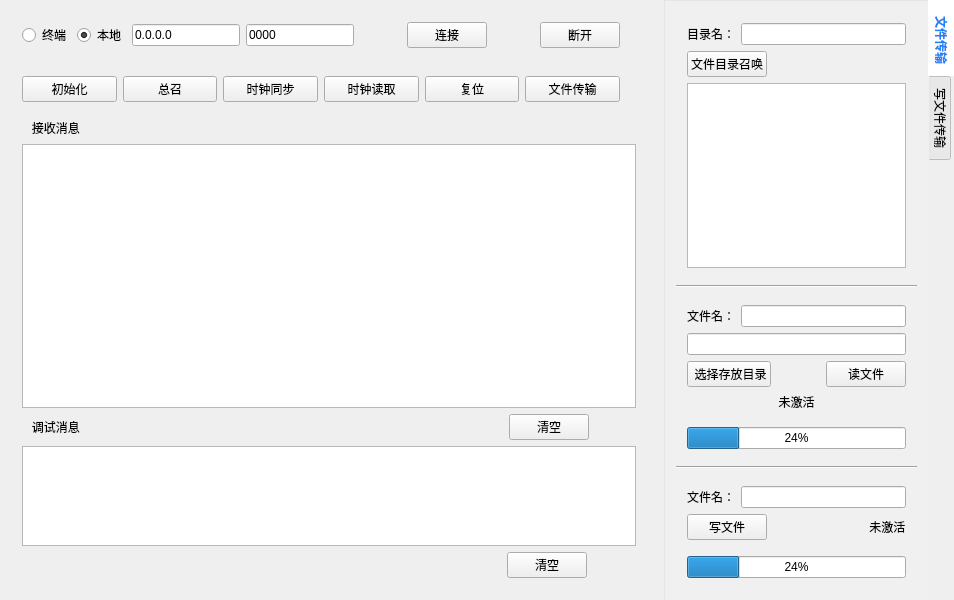
jsx-web/app, file Test1/widget.ui: the form before one commit.
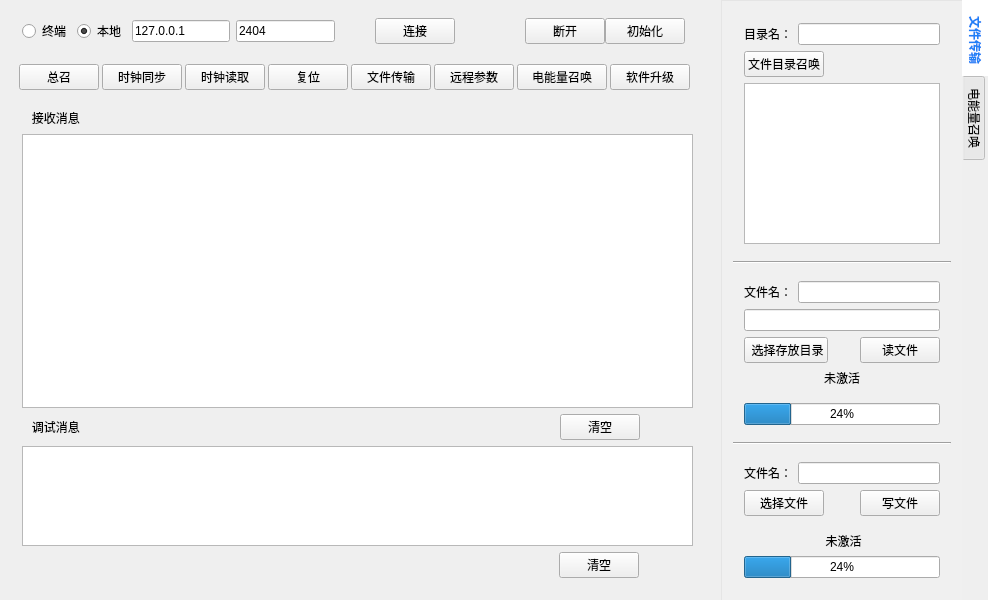
The form after the commit.

Diff of the .ui file:
```diff
--- a/Test1/widget.ui
+++ b/Test1/widget.ui
@@ -6,13 +6,13 @@
    <rect>
     <x>0</x>
     <y>0</y>
-    <width>954</width>
+    <width>988</width>
     <height>600</height>
    </rect>
   </property>
   <property name="minimumSize">
    <size>
-    <width>645</width>
+    <width>705</width>
     <height>600</height>
    </size>
   </property>
@@ -42,28 +42,43 @@
     <widget class="QWidget" name="widget_2" native="true">
      <property name="minimumSize">
       <size>
-       <width>645</width>
+       <width>715</width>
        <height>600</height>
       </size>
      </property>
      <layout class="QVBoxLayout" name="verticalLayout_2">
       <item>
        <widget class="QWidget" name="widget" native="true">
+        <property name="sizePolicy">
+         <sizepolicy hsizetype="Fixed" vsizetype="Preferred">
+          <horstretch>0</horstretch>
+          <verstretch>0</verstretch>
+         </sizepolicy>
+        </property>
         <property name="minimumSize">
          <size>
-          <width>582</width>
+          <width>0</width>
           <height>0</height>
          </size>
         </property>
         <property name="maximumSize">
          <size>
-          <width>620</width>
+          <width>685</width>
           <height>16777215</height>
          </size>
         </property>
-        <layout class="QHBoxLayout" name="horizontalLayout_5">
-         <item>
           <layout class="QHBoxLayout" name="horizontalLayout_4">
+         <property name="spacing">
+          <number>0</number>
+         </property>
+         <property name="topMargin">
+          <number>5</number>
+         </property>
+         <property name="bottomMargin">
+          <number>5</number>
+         </property>
+         <item>
+          <layout class="QHBoxLayout" name="horizontalLayout">
            <item>
             <layout class="QHBoxLayout" name="horizontalLayout_2">
              <item>
@@ -86,26 +101,29 @@
             </layout>
            </item>
            <item>
-            <layout class="QHBoxLayout" name="horizontalLayout">
-             <item>
               <widget class="QLineEdit" name="Edit_IP">
                <property name="text">
-                <string>0.0.0.0</string>
+              <string>127.0.0.1</string>
                </property>
               </widget>
              </item>
              <item>
               <widget class="QLineEdit" name="Edit_Port">
                <property name="text">
-                <string>0000</string>
-               </property>
-              </widget>
+              <string>2404</string>
+             </property>
+            </widget>
+           </item>
+          </layout>
              </item>
              <item>
               <spacer name="horizontalSpacer_14">
                <property name="orientation">
                 <enum>Qt::Horizontal</enum>
                </property>
+           <property name="sizeType">
+            <enum>QSizePolicy::Fixed</enum>
+           </property>
                <property name="sizeHint" stdset="0">
                 <size>
                  <width>40</width>
@@ -116,16 +134,41 @@
              </item>
              <item>
               <widget class="QPushButton" name="Btn_Connect">
+           <property name="minimumSize">
+            <size>
+             <width>0</width>
+             <height>0</height>
+            </size>
+           </property>
                <property name="text">
                 <string>连接</string>
                </property>
               </widget>
              </item>
              <item>
-              <spacer name="horizontalSpacer_15">
+          <widget class="QLabel" name="labelConIocn">
+           <property name="minimumSize">
+            <size>
+             <width>30</width>
+             <height>30</height>
+            </size>
+           </property>
+           <property name="styleSheet">
+            <string notr="true"/>
+           </property>
+           <property name="text">
+            <string/>
+           </property>
+          </widget>
+         </item>
+         <item>
+          <spacer name="horizontalSpacer_4">
                <property name="orientation">
                 <enum>Qt::Horizontal</enum>
                </property>
+           <property name="sizeType">
+            <enum>QSizePolicy::Fixed</enum>
+           </property>
                <property name="sizeHint" stdset="0">
                 <size>
                  <width>40</width>
@@ -136,45 +179,83 @@
              </item>
              <item>
               <widget class="QPushButton" name="Btn_Close">
+           <property name="minimumSize">
+            <size>
+             <width>0</width>
+             <height>0</height>
+            </size>
+           </property>
                <property name="text">
                 <string>断开</string>
                </property>
               </widget>
              </item>
-            </layout>
-           </item>
-          </layout>
-         </item>
-        </layout>
-       </widget>
-      </item>
-      <item>
-       <widget class="QWidget" name="options" native="true">
-        <property name="minimumSize">
-         <size>
-          <width>582</width>
-          <height>0</height>
-         </size>
-        </property>
-        <property name="maximumSize">
-         <size>
-          <width>620</width>
-          <height>16777215</height>
-         </size>
-        </property>
-        <layout class="QHBoxLayout" name="horizontalLayout_6">
-         <property name="bottomMargin">
-          <number>5</number>
-         </property>
          <item>
           <widget class="QPushButton" name="Btn_Init">
+           <property name="minimumSize">
+            <size>
+             <width>0</width>
+             <height>0</height>
+            </size>
+           </property>
            <property name="text">
             <string>初始化</string>
            </property>
           </widget>
          </item>
+        </layout>
+       </widget>
+      </item>
+      <item>
+       <widget class="QWidget" name="options" native="true">
+        <property name="sizePolicy">
+         <sizepolicy hsizetype="Fixed" vsizetype="Preferred">
+          <horstretch>0</horstretch>
+          <verstretch>0</verstretch>
+         </sizepolicy>
+        </property>
+        <property name="minimumSize">
+         <size>
+          <width>500</width>
+          <height>40</height>
+         </size>
+        </property>
+        <property name="maximumSize">
+         <size>
+          <width>700</width>
+          <height>16777213</height>
+         </size>
+        </property>
+        <layout class="QHBoxLayout" name="horizontalLayout_6">
+         <property name="spacing">
+          <number>0</number>
+         </property>
+         <property name="leftMargin">
+          <number>5</number>
+         </property>
+         <property name="topMargin">
+          <number>0</number>
+         </property>
+         <property name="rightMargin">
+          <number>5</number>
+         </property>
+         <property name="bottomMargin">
+          <number>0</number>
+         </property>
          <item>
           <widget class="QPushButton" name="Btn_TotalCall">
+           <property name="minimumSize">
+            <size>
+             <width>80</width>
+             <height>0</height>
+            </size>
+           </property>
+           <property name="maximumSize">
+            <size>
+             <width>80</width>
+             <height>16777215</height>
+            </size>
+           </property>
            <property name="text">
             <string>总召</string>
            </property>
@@ -182,6 +263,24 @@
          </item>
          <item>
           <widget class="QPushButton" name="Btn_ClockSyn">
+           <property name="minimumSize">
+            <size>
+             <width>80</width>
+             <height>0</height>
+            </size>
+           </property>
+           <property name="maximumSize">
+            <size>
+             <width>80</width>
+             <height>16777215</height>
+            </size>
+           </property>
+           <property name="font">
+            <font>
+             <pointsize>9</pointsize>
+             <kerning>true</kerning>
+            </font>
+           </property>
            <property name="text">
             <string>时钟同步</string>
            </property>
@@ -189,6 +288,18 @@
          </item>
          <item>
           <widget class="QPushButton" name="Btn_ClockRead">
+           <property name="minimumSize">
+            <size>
+             <width>80</width>
+             <height>0</height>
+            </size>
+           </property>
+           <property name="maximumSize">
+            <size>
+             <width>80</width>
+             <height>16777215</height>
+            </size>
+           </property>
            <property name="text">
             <string>时钟读取</string>
            </property>
@@ -196,6 +307,18 @@
          </item>
          <item>
           <widget class="QPushButton" name="Btn_Reset">
+           <property name="minimumSize">
+            <size>
+             <width>80</width>
+             <height>0</height>
+            </size>
+           </property>
+           <property name="maximumSize">
+            <size>
+             <width>80</width>
+             <height>16777215</height>
+            </size>
+           </property>
            <property name="text">
             <string>复位</string>
            </property>
@@ -203,11 +326,80 @@
          </item>
          <item>
           <widget class="QPushButton" name="Btn_FileTransfer">
+           <property name="minimumSize">
+            <size>
+             <width>80</width>
+             <height>0</height>
+            </size>
+           </property>
+           <property name="maximumSize">
+            <size>
+             <width>80</width>
+             <height>16777215</height>
+            </size>
+           </property>
            <property name="text">
             <string>文件传输</string>
            </property>
           </widget>
          </item>
+         <item>
+          <widget class="QPushButton" name="Btn_RemoteControl">
+           <property name="minimumSize">
+            <size>
+             <width>80</width>
+             <height>0</height>
+            </size>
+           </property>
+           <property name="maximumSize">
+            <size>
+             <width>80</width>
+             <height>16777215</height>
+            </size>
+           </property>
+           <property name="text">
+            <string>远程参数</string>
+           </property>
+          </widget>
+         </item>
+         <item>
+          <widget class="QPushButton" name="Btn_ElectricalEnergyCall">
+           <property name="minimumSize">
+            <size>
+             <width>80</width>
+             <height>0</height>
+            </size>
+           </property>
+           <property name="maximumSize">
+            <size>
+             <width>90</width>
+             <height>16777215</height>
+            </size>
+           </property>
+           <property name="text">
+            <string>电能量召唤</string>
+           </property>
+          </widget>
+         </item>
+         <item>
+          <widget class="QPushButton" name="Btn_VersionUpdata">
+           <property name="minimumSize">
+            <size>
+             <width>80</width>
+             <height>0</height>
+            </size>
+           </property>
+           <property name="maximumSize">
+            <size>
+             <width>80</width>
+             <height>16777215</height>
+            </size>
+           </property>
+           <property name="text">
+            <string>软件升级</string>
+           </property>
+          </widget>
+         </item>
         </layout>
        </widget>
       </item>
@@ -924,6 +1116,26 @@
           </item>
           <item>
            <layout class="QHBoxLayout" name="horizontalLayout_15">
+            <item>
+             <widget class="QPushButton" name="Btn_SelectFile">
+              <property name="text">
+               <string>选择文件</string>
+              </property>
+             </widget>
+            </item>
+            <item>
+             <spacer name="horizontalSpacer_3">
+              <property name="orientation">
+               <enum>Qt::Horizontal</enum>
+              </property>
+              <property name="sizeHint" stdset="0">
+               <size>
+                <width>40</width>
+                <height>20</height>
+               </size>
+              </property>
+             </spacer>
+            </item>
             <item>
              <widget class="QPushButton" name="Btn_Write">
               <property name="text">
@@ -931,15 +1143,20 @@
               </property>
              </widget>
             </item>
+           </layout>
+          </item>
             <item>
-             <spacer name="horizontalSpacer_3">
+           <spacer name="verticalSpacer_2">
               <property name="orientation">
-               <enum>Qt::Horizontal</enum>
+             <enum>Qt::Vertical</enum>
+            </property>
+            <property name="sizeType">
+             <enum>QSizePolicy::Fixed</enum>
               </property>
               <property name="sizeHint" stdset="0">
                <size>
-                <width>40</width>
-                <height>20</height>
+              <width>20</width>
+              <height>10</height>
                </size>
               </property>
              </spacer>
@@ -949,25 +1166,10 @@
               <property name="text">
                <string> 未激活</string>
               </property>
-             </widget>
-            </item>
-           </layout>
-          </item>
-          <item>
-           <spacer name="verticalSpacer_2">
-            <property name="orientation">
-             <enum>Qt::Vertical</enum>
-            </property>
-            <property name="sizeType">
-             <enum>QSizePolicy::Fixed</enum>
-            </property>
-            <property name="sizeHint" stdset="0">
-             <size>
-              <width>20</width>
-              <height>10</height>
-             </size>
-            </property>
-           </spacer>
+            <property name="alignment">
+             <set>Qt::AlignCenter</set>
+            </property>
+           </widget>
           </item>
           <item>
            <widget class="QProgressBar" name="progressBar_Write">
@@ -983,7 +1185,7 @@
      </widget>
      <widget class="QWidget" name="tab_2">
       <attribute name="title">
-       <string notr="true">写文件传输</string>
+       <string notr="true">电能量召唤</string>
       </attribute>
      </widget>
     </widget>
```
Lines whose indentation alone changed are shown as unchanged.
